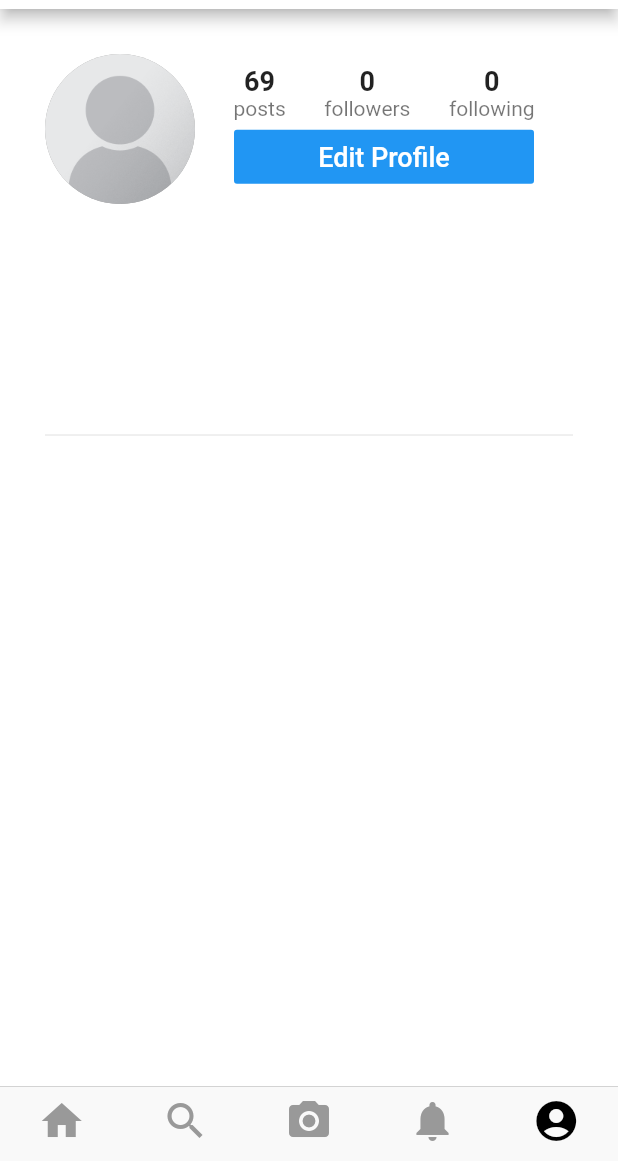
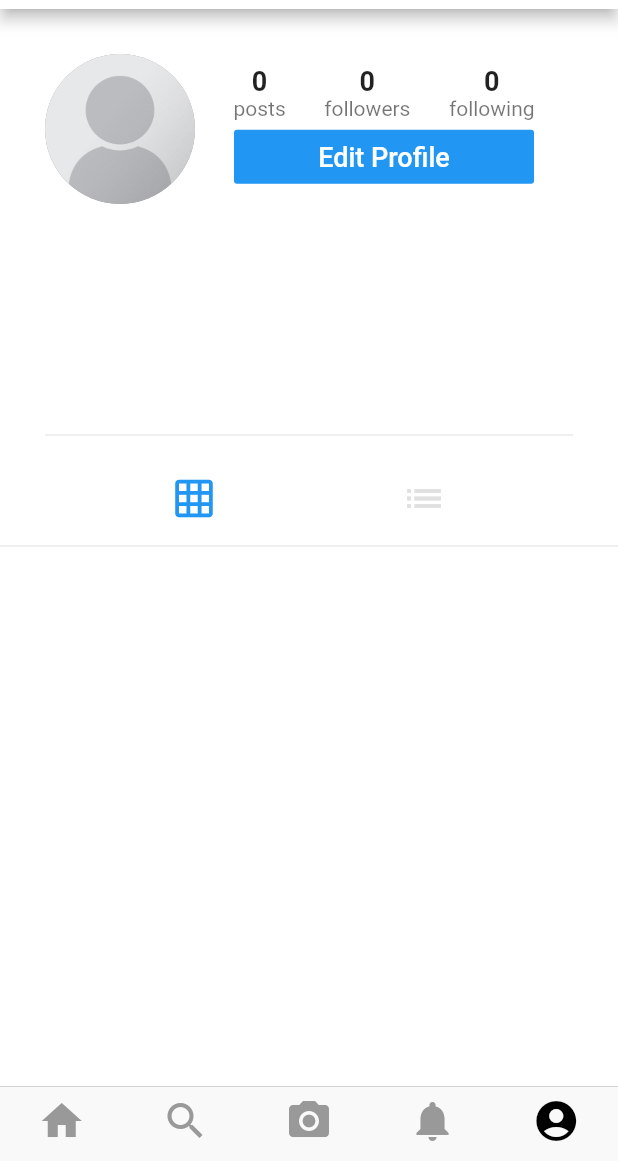
Before and after one commit to TomasKulik/InstagramClone, a Flutter app: the screen it shows once a user with an empty profile is signed in, swiped to page 5, on a phone screen of 412 x 824 dp, the part 75-1236 px from its top. Run offline on Flutter 3.47's test engine with Material 2 defaults, Android fonts, the phone set to English and light mode, and no system bars; our stand-ins replace cached_network_image, cloud_firestore, firebase_auth, firebase_storage, flutter_image_compress, image_cropper and 1 more; accounts and stored records are empty.

Commit message:
Added fetching and displaying user's posts in a grid and list layout

```diff
--- a/lib/screens/profile_screen.dart
+++ b/lib/screens/profile_screen.dart
@@ -1,10 +1,12 @@
 import 'package:cached_network_image/cached_network_image.dart';
 import 'package:flutter/material.dart';
+import 'package:instagram_clone/models/post_model.dart';
 import 'package:instagram_clone/models/user_data.dart';
 import 'package:instagram_clone/models/user_model.dart';
 import 'package:instagram_clone/screens/edit_profile_screen.dart';
 import 'package:instagram_clone/services/database_service.dart';
 import 'package:instagram_clone/utilities/constants.dart';
+import 'package:instagram_clone/widgets/post_view.dart';
 import 'package:provider/provider.dart';
 
 class ProfileScreen extends StatefulWidget {
@@ -21,6 +23,9 @@ class _ProfileScreenState extends State<ProfileScreen> {
   bool _isFollowing = false;
   int _followerCount = 0;
   int _followingCount = 0;
+  List<Post> _posts = [];
+  int _displayPosts = 0; // 0 - grid, 1 - column
+  User _profileUser;
 
   @override
   void initState() {
@@ -28,6 +33,8 @@ class _ProfileScreenState extends State<ProfileScreen> {
     _setupIsFollowing();
     _setupFollowers();
     _setupFollowing();
+    _setupPosts();
+    _setupProfileUser();
   }
 
   _setupIsFollowing() async {
@@ -49,6 +56,20 @@ class _ProfileScreenState extends State<ProfileScreen> {
     int userFollowingCount = await DatabaseService.numFollowing(widget.userId);
     setState(() {
       _followingCount = userFollowingCount;
+    });
+  }
+
+  _setupPosts() async {
+    List<Post> posts = await DatabaseService.getUserPosts(widget.userId);
+    setState(() {
+      _posts = posts;
+    });
+  }
+
+  _setupProfileUser() async {
+    User profileUser = await DatabaseService.getUserWithId(widget.userId);
+    setState(() {
+      _profileUser = profileUser;
     });
   }
 
@@ -112,31 +133,8 @@ class _ProfileScreenState extends State<ProfileScreen> {
           );
   }
 
-  @override
-  Widget build(BuildContext context) {
-    return Scaffold(
-      appBar: AppBar(
-        backgroundColor: Colors.white,
-        title: Text(
-          'Instagram',
-          style: TextStyle(
-            color: Colors.black,
-            fontFamily: 'Billabong',
-            fontSize: 35.0,
-          ),
-        ),
-      ),
-      backgroundColor: Colors.white,
-      body: FutureBuilder(
-        future: usersRef.document(widget.userId).get(),
-        builder: (BuildContext context, AsyncSnapshot snapshot) {
-          if (!snapshot.hasData) {
-            return Center(
-              child: CircularProgressIndicator(),
-            );
-          }
-          User user = User.fromDoc(snapshot.data);
-          return ListView(
+  _buildProfileInfo(User user) {
+    return Column(
       children: <Widget>[
         Padding(
           padding: EdgeInsets.fromLTRB(30.0, 30.0, 30.0, 30.0),
@@ -158,7 +156,7 @@ class _ProfileScreenState extends State<ProfileScreen> {
                         Column(
                           children: <Widget>[
                             Text(
-                                    '69',
+                              _posts.length.toString(),
                               style: TextStyle(
                                 fontSize: 18.0,
                                 fontWeight: FontWeight.w600,
@@ -240,6 +238,111 @@ class _ProfileScreenState extends State<ProfileScreen> {
         ),
       ],
     );
+  }
+
+  _buildToggleButtons() {
+    return Row(
+      mainAxisAlignment: MainAxisAlignment.spaceEvenly,
+      children: <Widget>[
+        IconButton(
+          icon: Icon(Icons.grid_on),
+          iconSize: 30.0,
+          color: _displayPosts == 0
+              ? Theme.of(context).primaryColor
+              : Colors.grey[300],
+          onPressed: () => setState(() {
+            _displayPosts = 0;
+          }),
+        ),
+        IconButton(
+          icon: Icon(Icons.list),
+          iconSize: 30.0,
+          color: _displayPosts == 1
+              ? Theme.of(context).primaryColor
+              : Colors.grey[300],
+          onPressed: () => setState(() {
+            _displayPosts = 1;
+          }),
+        ),
+      ],
+    );
+  }
+
+  _buildTilePost(Post post) {
+    return GridTile(
+      child: Image(
+        image: CachedNetworkImageProvider(post.imageUrl),
+        fit: BoxFit.cover,
+      ),
+    );
+  }
+
+  _buildDisplayPosts() {
+    if (_displayPosts == 0) {
+      // grid
+      List<GridTile> tiles = [];
+      _posts.forEach(
+        (post) => tiles.add(_buildTilePost(post)),
+      );
+      return GridView.count(
+        crossAxisCount: 3,
+        childAspectRatio: 1.0,
+        mainAxisSpacing: 2.0,
+        crossAxisSpacing: 2.0,
+        shrinkWrap: true,
+        physics: NeverScrollableScrollPhysics(),
+        children: tiles,
+      );
+    } else {
+      // column
+      List<PostView> postViews = [];
+      _posts.forEach((post) {
+        postViews.add(
+          PostView(
+            currentUserId: widget.currentUserId,
+            post: post,
+            author: _profileUser,
+          ),
+        );
+      });
+      return Column(
+        children: postViews,
+      );
+    }
+  }
+
+  @override
+  Widget build(BuildContext context) {
+    return Scaffold(
+      appBar: AppBar(
+        backgroundColor: Colors.white,
+        title: Text(
+          'Instagram',
+          style: TextStyle(
+            color: Colors.black,
+            fontFamily: 'Billabong',
+            fontSize: 35.0,
+          ),
+        ),
+      ),
+      backgroundColor: Colors.white,
+      body: FutureBuilder(
+        future: usersRef.document(widget.userId).get(),
+        builder: (BuildContext context, AsyncSnapshot snapshot) {
+          if (!snapshot.hasData) {
+            return Center(
+              child: CircularProgressIndicator(),
+            );
+          }
+          User user = User.fromDoc(snapshot.data);
+          return ListView(
+            children: <Widget>[
+              _buildProfileInfo(user),
+              _buildToggleButtons(),
+              Divider(),
+              _buildDisplayPosts(),
+            ],
+          );
         },
       ),
     );
--- a/lib/services/database_service.dart
+++ b/lib/services/database_service.dart
@@ -19,7 +19,7 @@ class DatabaseService {
   }
 
   static void createPost(Post post) {
-    postRef.document(post.authorId).collection('usersPosts').add({
+    postsRef.document(post.authorId).collection('usersPosts').add({
       'imageUrl': post.imageUrl,
       'caption': post.caption,
       'likes': post.likes,
@@ -105,6 +105,17 @@ class DatabaseService {
     return posts;
   }
 
+  static Future<List<Post>> getUserPosts(String userId) async {
+    QuerySnapshot userPostSnapshot = await postsRef
+        .document(userId)
+        .collection('usersPosts')
+        .orderBy('timestamp', descending: true)
+        .getDocuments();
+    List<Post> posts =
+        userPostSnapshot.documents.map((doc) => Post.fromDoc(doc)).toList();
+    return posts;
+  }
+
   static Future<User> getUserWithId(String userId) async {
     DocumentSnapshot userDocSnapshot = await usersRef.document(userId).get();
     if (userDocSnapshot.exists) {
--- a/lib/utilities/constants.dart
+++ b/lib/utilities/constants.dart
@@ -4,7 +4,7 @@ import 'package:firebase_storage/firebase_storage.dart';
 final _firestore = Firestore.instance;
 final storageRef = FirebaseStorage.instance.ref();
 final usersRef = _firestore.collection("users");
-final postRef = _firestore.collection('posts');
+final postsRef = _firestore.collection('posts');
 final followersRef = _firestore.collection('followers');
 final followingRef = _firestore.collection('following');
 final feedsRef = _firestore.collection('feeds');
```
Also changed, not shown: lib/screens/feed_screen.dart (+6 -123 lines), lib/widgets/post_view.dart (added, +134 -0 lines). Lines whose indentation alone changed are shown as unchanged.
